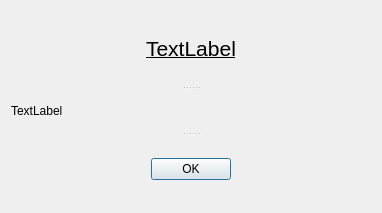
Old version of the form ui/dialog.ui in the repository git-chanel/BUDGIE.
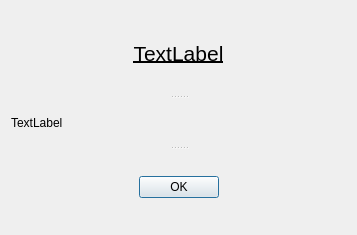
New version of the form.

Commit message: basic ui can run from app.py now

```diff
--- a/ui/dialog.ui
+++ b/ui/dialog.ui
@@ -6,8 +6,8 @@
    <rect>
     <x>0</x>
     <y>0</y>
-    <width>382</width>
-    <height>213</height>
+    <width>357</width>
+    <height>235</height>
    </rect>
   </property>
   <property name="windowTitle">
```
Left out of the diff: 26 changed lines with no effect on the pictures. The commit also changes 2 other files.
